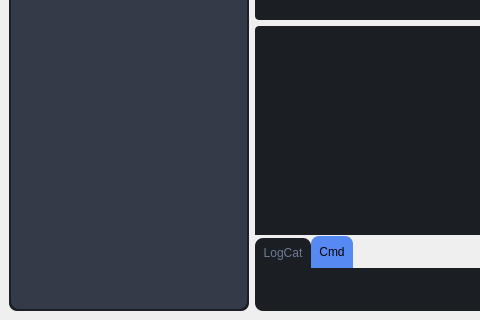
Before: the Qt Designer form src/perfcat/pages/profiler/ui_profiler.ui in kaluluosi/PerformanceCatcher, drawn with Qt 5; both pictures show x 0 to 480 and y 475 to 795 of the 1113 by 795 pixel window.
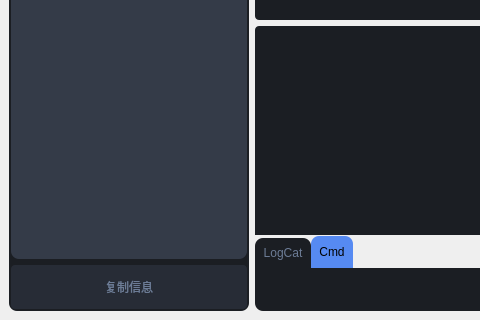
After: the same form once the commit is applied. Icons and pictures are not drawn.

Commit message: 增加复制粘贴设备信息 优化一下设备信息显示流程

```diff
--- a/src/perfcat/pages/profiler/ui_profiler.ui
+++ b/src/perfcat/pages/profiler/ui_profiler.ui
@@ -857,6 +857,16 @@
                   </column>
                  </widget>
                 </item>
+                <item>
+                 <widget class="QPushButton" name="btn_copy_info">
+                  <property name="enabled">
+                   <bool>false</bool>
+                  </property>
+                  <property name="text">
+                   <string>复制信息</string>
+                  </property>
+                 </widget>
+                </item>
                </layout>
               </widget>
              </widget>
```
The commit also changes 2 other files.
